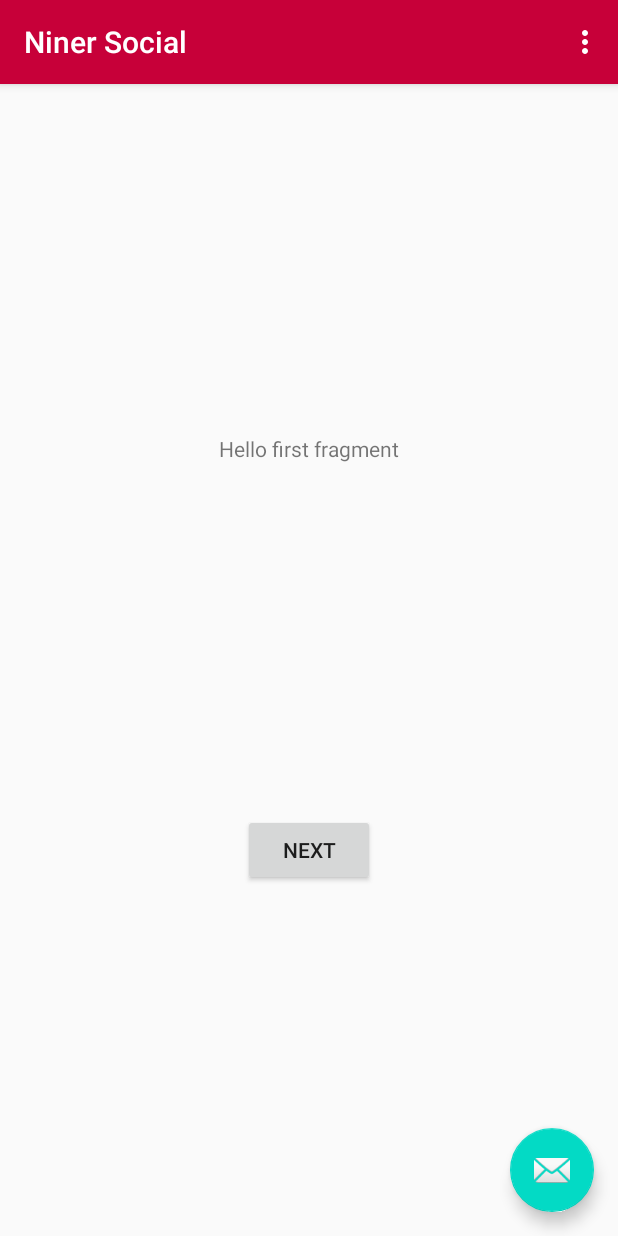
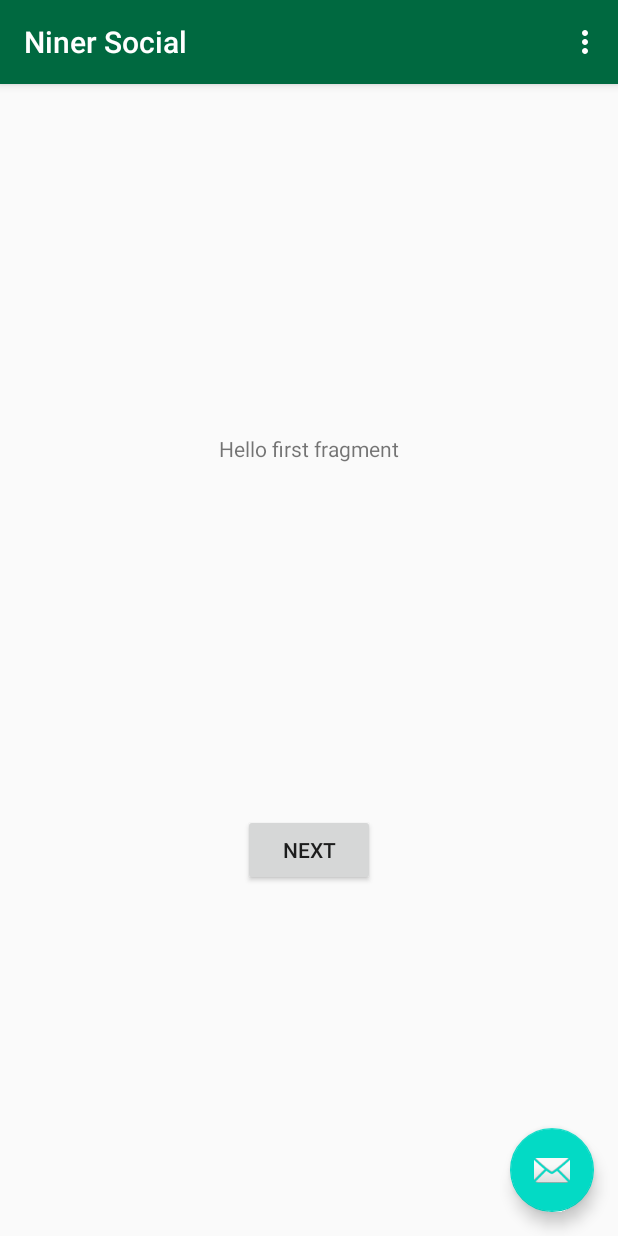
Before and after one commit to JhevaunniSpruill/Niner_Social, an Android app: the screen it shows after launch (MainActivity), on a phone screen of 412 x 824 dp. Run offline under Robolectric (Android 15) with nearby library versions, the phone set to English and light mode, and no system bars.

Commit message:
Change to UNCC Green

```diff
--- a/app/src/main/res/values/colors.xml
+++ b/app/src/main/res/values/colors.xml
@@ -1,6 +1,6 @@
 <?xml version="1.0" encoding="utf-8"?>
 <resources>
-    <color name="colorPrimary">#C70039</color>
+    <color name="colorPrimary">#006940</color>
     <color name="colorPrimaryDark">#3700B3</color>
     <color name="colorAccent">#03DAC5</color>
 </resources>
```
